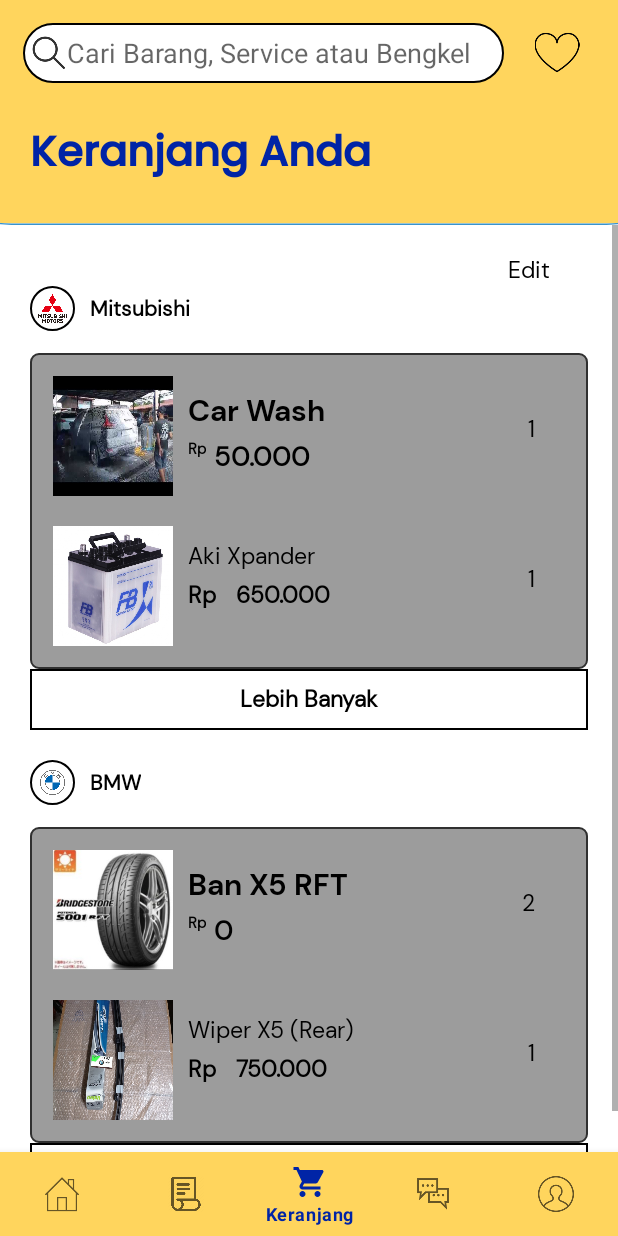
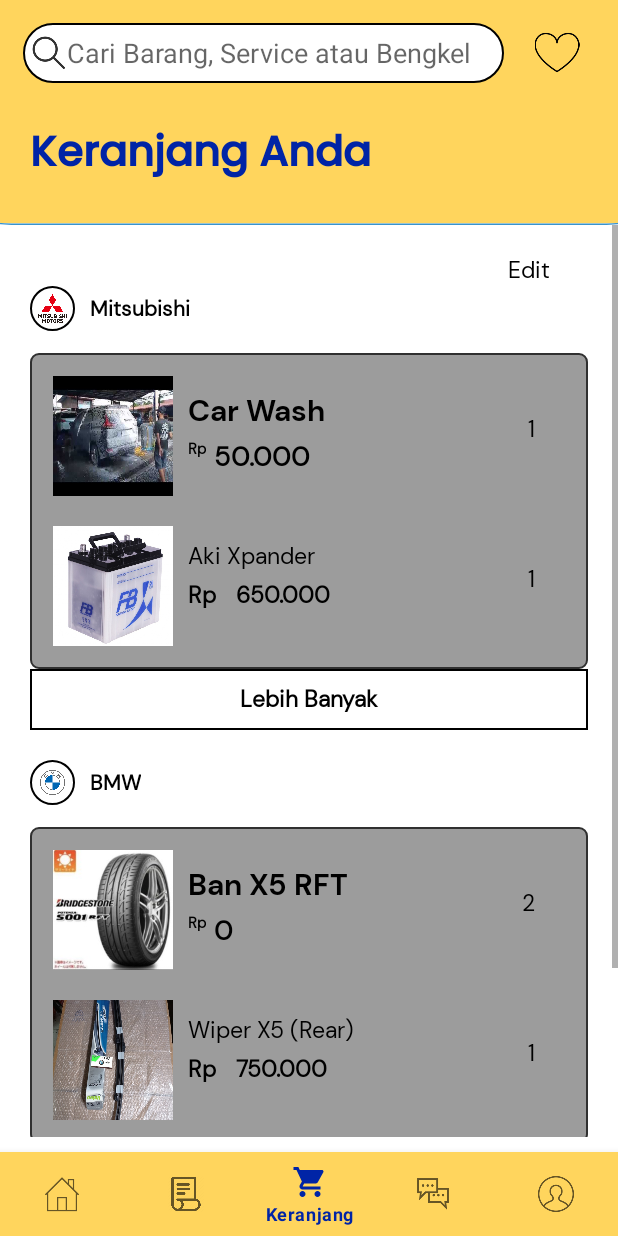
Before and after one commit to erico0301/NE_ServiceAja, an Android app: the HomeActivity screen opened directly, with no data from a screen before it, item 3 of the bottom bar chosen, on a phone screen of 412 x 824 dp. Run offline under Robolectric (Android 15) with nearby library versions, the light colour scheme and no system bars.

Commit message:
Update activity_home.xml

```diff
--- a/ServiceAja/app/src/main/res/layout/activity_home.xml
+++ b/ServiceAja/app/src/main/res/layout/activity_home.xml
@@ -6,11 +6,13 @@
     android:layout_width="match_parent"
     android:layout_height="match_parent"
     tools:context=".HomeActivity">
-
+    <RelativeLayout
+        android:layout_width="match_parent"
+        android:layout_height="match_parent">
         <FrameLayout
             android:id="@+id/fragment_container"
             android:layout_width="match_parent"
-        android:layout_height="wrap_content"
+            android:layout_height="match_parent"
             android:layout_gravity="top"
             android:layout_above="@+id/bottomNavBarMenu"/>
 
@@ -18,8 +20,14 @@
             android:id="@+id/bottomNavBarMenu"
             android:layout_width="match_parent"
             android:layout_height="wrap_content"
+            android:layout_alignParentBottom="true"
             android:layout_gravity="bottom"
+            android:layout_marginBottom="0dp"
             android:background="@color/gold"
             app:menu="@menu/navigation_bar_menu" />
+    </RelativeLayout>
+
+
+
 
 </androidx.coordinatorlayout.widget.CoordinatorLayout>
```
Lines whose indentation alone changed are shown as unchanged.
